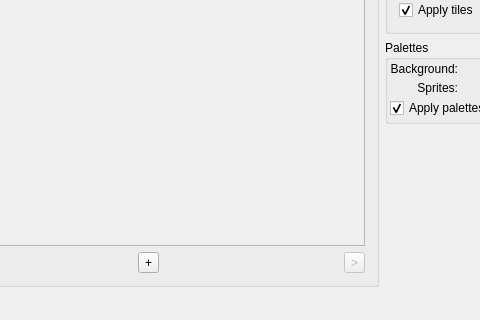
Above: src/mainwindow.ui from jpwhiting/nestool before the change; both pictures show x 94 to 574 and y 317 to 637 of the 826 by 637 pixel window. Below: the same form after it.
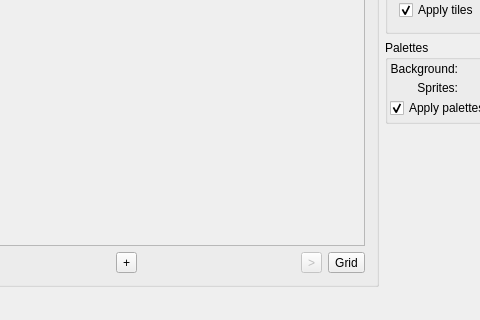
That is the form after the change. Icons and pictures are not drawn. Custom widgets are drawn as their Qt base class.

Diff of the .ui file:
```diff
--- a/src/mainwindow.ui
+++ b/src/mainwindow.ui
@@ -249,7 +249,17 @@
          </property>
         </widget>
        </item>
-       <item row="1" column="0" colspan="5">
+       <item row="2" column="5">
+        <widget class="QToolButton" name="nametableGridButton">
+         <property name="text">
+          <string>Grid</string>
+         </property>
+         <property name="checkable">
+          <bool>true</bool>
+         </property>
+        </widget>
+       </item>
+       <item row="1" column="0" colspan="6">
         <widget class="QScrollArea" name="nameTableArea">
          <property name="sizePolicy">
           <sizepolicy hsizetype="Expanding" vsizetype="Expanding">
```
Left out of the diff: 32 changed lines with no effect on the pictures.
